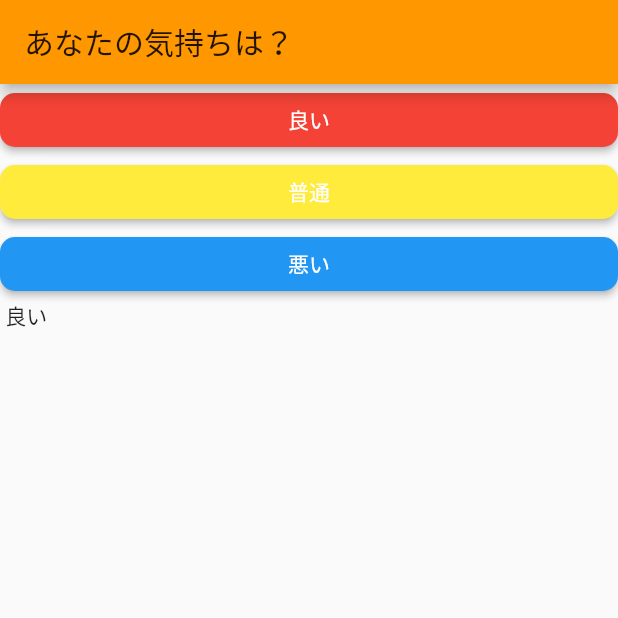
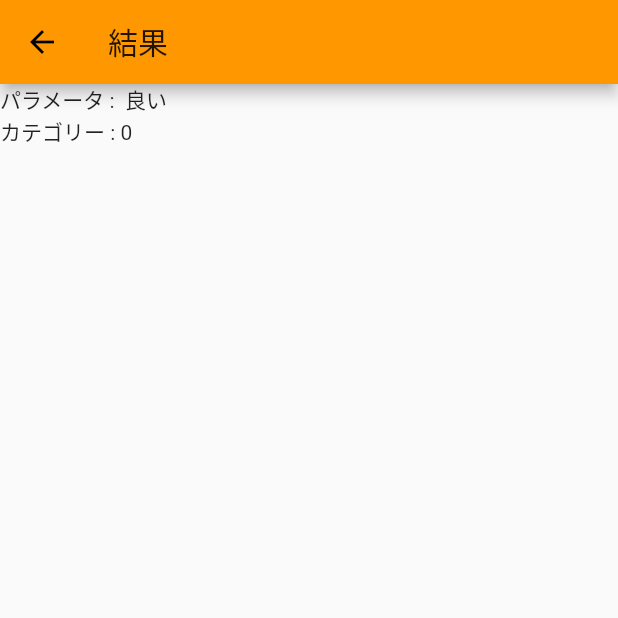
Before and after one commit to rmaejima/flutter-questionair-app, a Flutter app: the Q2 screen opened directly, after a tap on "良い", on a phone screen of 412 x 824 dp, the top half of it. Run offline on Flutter 3.47's test engine with Material 2 defaults, Android fonts, the light colour scheme and no system bars; our stand-ins replace flutter_hooks, flutter_riverpod, freezed_annotation, hooks_riverpod, state_notifier.

Commit message:
Add top and result pages

```diff
--- a/lib/views/screens/q2.dart
+++ b/lib/views/screens/q2.dart
@@ -1,74 +1,35 @@
 import 'package:flutter/cupertino.dart';
 import 'package:flutter/material.dart';
-import 'package:flutter_hooks/flutter_hooks.dart';
-import 'package:hooks_riverpod/hooks_riverpod.dart';
 
-import '../../providers/questionair_provider.dart';
+import 'package:questionair_app/views/components/common/q_button.dart';
+import 'package:questionair_app/views/components/common/show_questionair_state.dart';
+import 'package:questionair_app/views/screens/result.dart';
 
-class Q2 extends HookWidget {
+class Q2 extends StatelessWidget {
   @override
   Widget build(BuildContext context) {
-    // コントローラの宣言
-    final _questionairController = useProvider(questionairProvider.notifier);
-    // ステートの宣言
-    final _questionairState =
-        useProvider(questionairProvider.select((value) => value));
-
     return Scaffold(
       appBar: AppBar(
-        title: Text('あなたの気持ちは？'),
+        title: Text('あなたの気分は？'),
       ),
       body: ListView(
         children: [
-          ElevatedButton(
-            child: const Text('良い'),
-            style: ElevatedButton.styleFrom(
-              primary: Colors.red,
-              onPrimary: Colors.white,
-              shape: RoundedRectangleBorder(
-                borderRadius: BorderRadius.circular(10),
-              ),
-            ),
-            onPressed: () {
-              _questionairController.setParam('良い');
-              // エラーが起こる
-              // Navigator.push(
-              //   context,
-              //   MaterialPageRoute<void>(
-              //     builder: (context) {
-              //       return Q2();
-              //     },
-              //   ),
-              // );
-            },
+          QButton(
+            param: '良い',
+            color: Colors.red,
+            route: Result(),
           ),
-          ElevatedButton(
-            child: const Text('普通'),
-            style: ElevatedButton.styleFrom(
-              primary: Colors.yellow,
-              onPrimary: Colors.white,
-              shape: RoundedRectangleBorder(
-                borderRadius: BorderRadius.circular(10),
-              ),
-            ),
-            onPressed: () {
-              _questionairController.setParam('普通');
-            },
+          QButton(
+            param: '普通',
+            color: Colors.yellow,
+            route: Result(),
           ),
-          ElevatedButton(
-            child: const Text('悪い'),
-            style: ElevatedButton.styleFrom(
-              primary: Colors.blue,
-              onPrimary: Colors.white,
-              shape: RoundedRectangleBorder(
-                borderRadius: BorderRadius.circular(10),
-              ),
-            ),
-            onPressed: () {
-              _questionairController.setParam('悪い');
-            },
+          QButton(
+            param: '悪い',
+            color: Colors.blue,
+            route: Result(),
           ),
-          Text('${_questionairState.param}'),
+          ShowQuestionairState(),
         ],
       ),
     );
--- /dev/null
+++ b/lib/views/screens/result.dart
@@ -0,0 +1,35 @@
+import 'package:flutter/cupertino.dart';
+import 'package:flutter/material.dart';
+
+import 'package:questionair_app/views/components/common/show_questionair_state.dart';
+
+class Result extends StatelessWidget {
+  @override
+  Widget build(BuildContext context) {
+    return Scaffold(
+      appBar: AppBar(
+        title: Text('結果'),
+      ),
+      body: ListView(
+        children: [
+          // QButton(
+          //   param: '良い',
+          //   color: Colors.red,
+          //   route: Q2(),
+          // ),
+          // QButton(
+          //   param: '普通',
+          //   color: Colors.yellow,
+          //   route: Q2(),
+          // ),
+          // QButton(
+          //   param: '悪い',
+          //   color: Colors.blue,
+          //   route: Q2(),
+          // ),
+          ShowQuestionairState(),
+        ],
+      ),
+    );
+  }
+}
```
Also changed, not shown: lib/main.dart (+3 -33 lines), lib/views/screens/top.dart (added, +37 -0 lines).
